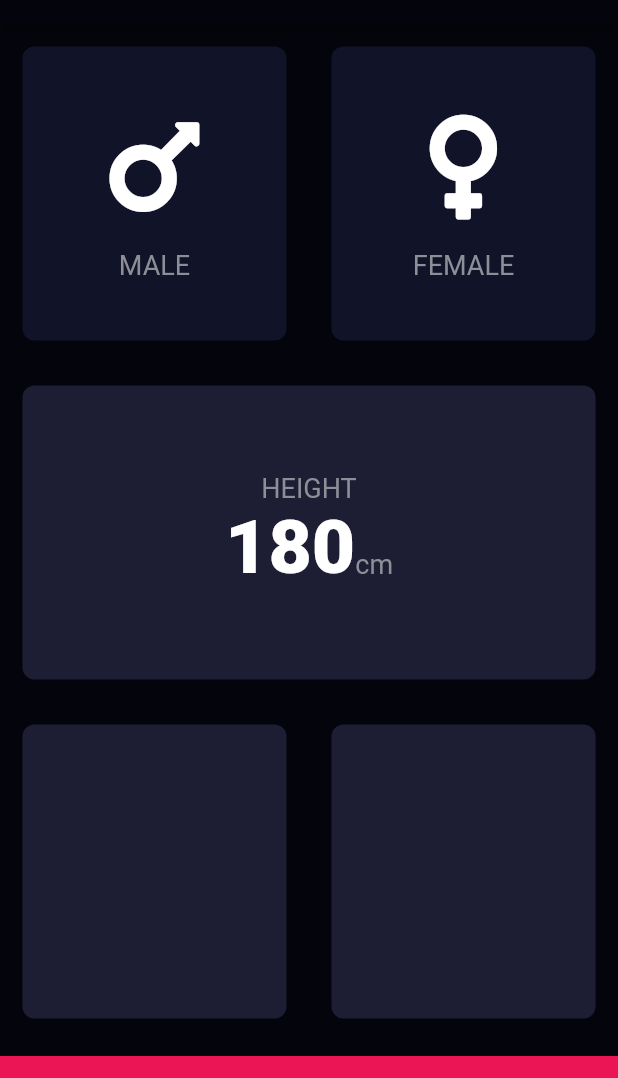
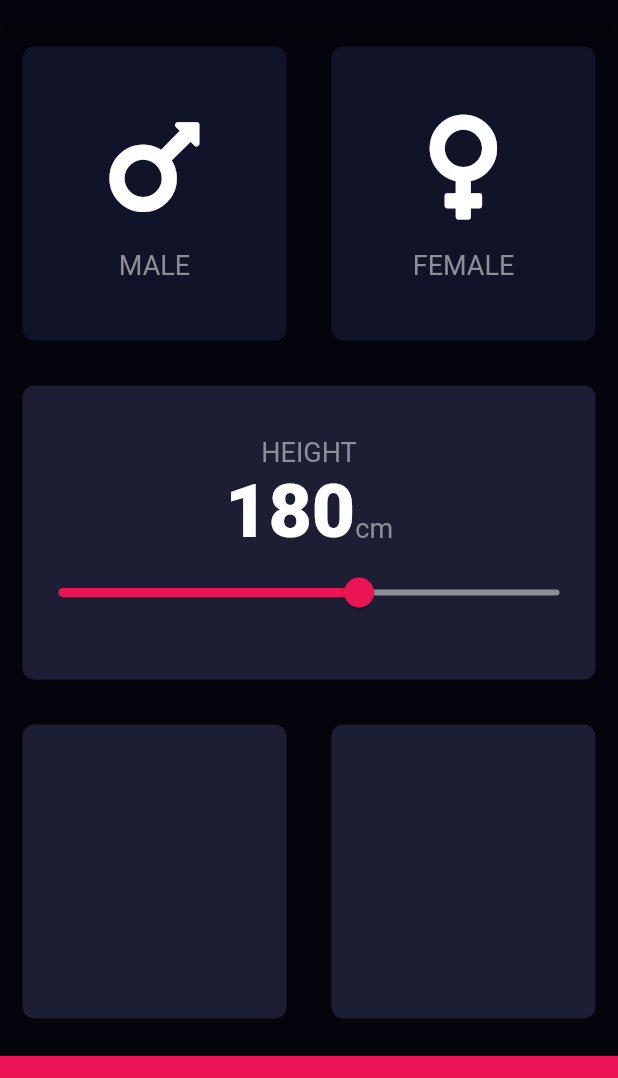
Before and after one commit to duliodenis/bmi-calculator, a Flutter app: the screen it shows after launch, on a phone screen of 412 x 824 dp, the part 60-1138 px from its top. Run offline on Flutter 3.47's test engine with Material 2 defaults, Android fonts, the phone set to English and light mode, and no system bars; our stand-ins replace font_awesome_flutter.

Commit message:
Added a Slider Widget for the height

```diff
--- a/bmi-calculator/lib/input_page.dart
+++ b/bmi-calculator/lib/input_page.dart
@@ -12,6 +12,7 @@ class InputPage extends StatefulWidget {
 
 class _InputPageState extends State<InputPage> {
   Gender selectedGender;
+  int height = 180;
 
   @override
   Widget build(BuildContext context) {
@@ -76,7 +77,7 @@ class _InputPageState extends State<InputPage> {
                     textBaseline: TextBaseline.alphabetic,
                     children: <Widget>[
                       Text(
-                        '180',
+                        height.toString(),
                         style: kLabelNumberStyle,
                       ),
                       Text(
@@ -84,6 +85,18 @@ class _InputPageState extends State<InputPage> {
                         style: kLabelTextStyle,
                       ),
                     ],
+                  ),
+                  Slider(
+                    value: height.toDouble(),
+                    min: 120.0,
+                    max: 220.00,
+                    activeColor: Color(0xFFEB1555),
+                    inactiveColor: Color(0xFF8D8E98),
+                    onChanged: (double newValue) {
+                      setState(() {
+                        height = newValue.round();
+                      });
+                    },
                   ),
                 ],
               ),
```
Also changed, not shown: 2 other files.
